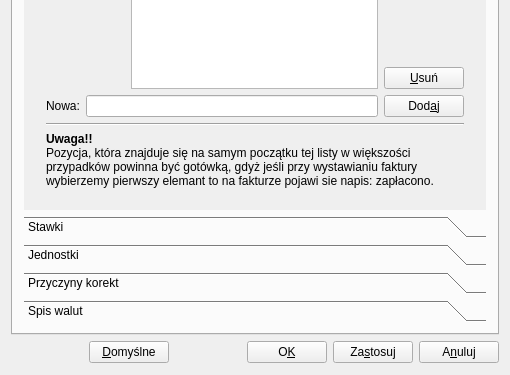
Old version of the form Ustawienia.ui in the repository juliagoda/qfaktury; both pictures show x 0 to 510 and y 225 to 600 of the 510 by 600 pixel window.
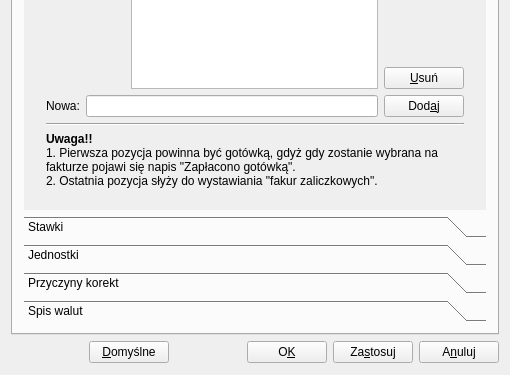
New version of the form. The open tabs and pages were chosen to show the change.

The edit to the form file:
```diff
--- a/Ustawienia.ui
+++ b/Ustawienia.ui
@@ -525,8 +525,8 @@
            <rect>
             <x>0</x>
             <y>0</y>
-            <width>470</width>
-            <height>366</height>
+            <width>454</width>
+            <height>354</height>
            </rect>
           </property>
           <attribute name="label" >
@@ -676,7 +676,8 @@
 &lt;html>&lt;head>&lt;meta name="qrichtext" content="1" />&lt;style type="text/css">
 p, li { white-space: pre-wrap; }
 &lt;/style>&lt;/head>&lt;body style=" font-family:'DejaVu Sans'; font-size:9pt; font-weight:400; font-style:normal;">
-&lt;p style=" margin-top:0px; margin-bottom:0px; margin-left:0px; margin-right:0px; -qt-block-indent:0; text-indent:0px; font-family:'Sans Serif';">&lt;span style=" font-weight:600;">Uwaga!!&lt;/span>&lt;br />Pozycja, która znajduje się na samym początku tej listy w większości przypadków powinna być gotówką, gdyż jeśli przy wystawianiu faktury wybierzemy pierwszy elemant to na fakturze pojawi sie napis: zapłacono.&lt;/p>&lt;/body>&lt;/html></string>
+&lt;p style=" margin-top:0px; margin-bottom:0px; margin-left:0px; margin-right:0px; -qt-block-indent:0; text-indent:0px; font-family:'Sans Serif';">&lt;span style=" font-weight:600;">Uwaga!!&lt;/span>&lt;br />1. Pierwsza pozycja powinna być gotówką, gdyż gdy zostanie wybrana na fakturze pojawi się napis "Zapłacono gotówką".&lt;/p>
+&lt;p style=" margin-top:0px; margin-bottom:0px; margin-left:0px; margin-right:0px; -qt-block-indent:0; text-indent:0px; font-family:'Sans Serif';">2. Ostatnia pozycja słyży do wystawiania "fakur zaliczkowych".&lt;/p>&lt;/body>&lt;/html></string>
                 </property>
                 <property name="wordWrap" >
                  <bool>true</bool>
```
Left out of the diff: 18 changed lines with no effect on the pictures.
